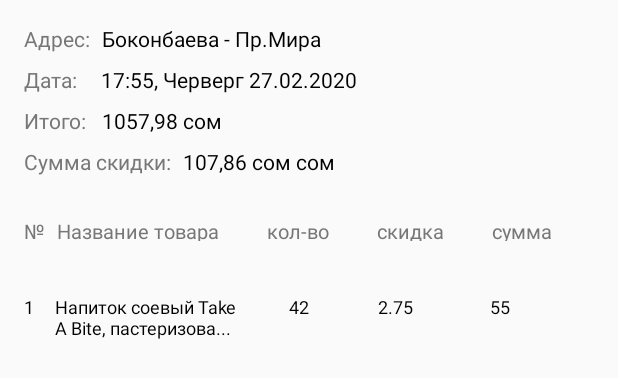
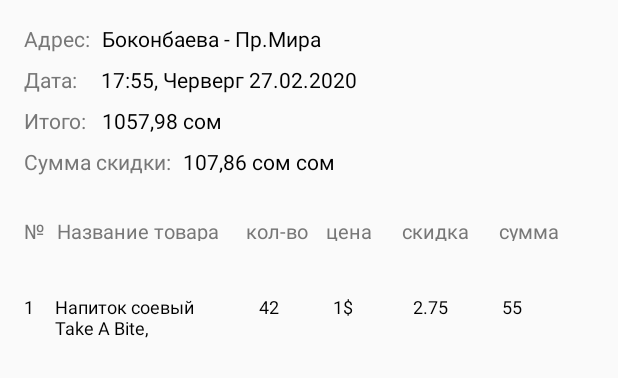
Before and after one commit to md-malikovich/MyFirstKotlinApp, an Android app: the layout activity_third.xml on its own in the app's theme, with its tools: preview values and no code run, on a phone screen of 412 x 824 dp. Shown: the top 378 px of the screen. Run offline under Robolectric (Android 15) with nearby library versions, the phone set to English and light mode, and no system bars.

Commit message:
RecyclerView almost done

```diff
--- a/app/build.gradle
+++ b/app/build.gradle
@@ -31,6 +31,6 @@ dependencies {
     implementation 'androidx.constraintlayout:constraintlayout:1.1.3'
     testImplementation 'junit:junit:4.12'
     androidTestImplementation 'androidx.test.ext:junit:1.1.1'
-
     implementation 'androidx.recyclerview:recyclerview:1.1.0'
+    implementation 'com.android.support:recyclerview-v7:29.1.0'
 }
--- a/app/src/main/java/com/e/myfirstkotlinapp/model/MockModel.kt
+++ b/app/src/main/java/com/e/myfirstkotlinapp/model/MockModel.kt
@@ -3,7 +3,9 @@ package com.e.myfirstkotlinapp.model
 import java.util.*
 
 data class MockModel(
-    val storeName: String,
+    val storeAddress: String,
     val date: Date,
+    val total: Double,
+    val discount: Double,
     val list: List<Purchases>
 )
--- a/app/src/main/java/com/e/myfirstkotlinapp/model/Purchases.kt
+++ b/app/src/main/java/com/e/myfirstkotlinapp/model/Purchases.kt
@@ -4,6 +4,7 @@ data class Purchases(
     val number: Int,
     val purchasesName: String,
     val price: Double,
+    val quantity: Int,
     val discount: Double,
     val result: Double = price - discount
 )
--- a/app/src/main/res/layout/activity_third.xml
+++ b/app/src/main/res/layout/activity_third.xml
@@ -130,9 +130,18 @@
         <TextView
             android:id="@+id/tv_quantity"
             android:layout_width="wrap_content"
+            android:layout_height="match_parent"
+            android:layout_marginStart="18dp"
+            android:text="кол-во"
+            android:textColor="@color/colorGrey"
+            android:textSize="13dp" />
+
+        <TextView
+            android:id="@+id/tv_price"
+            android:layout_width="wrap_content"
             android:layout_height="wrap_content"
-            android:layout_marginStart="32dp"
-            android:text="кол-во"
+            android:layout_marginStart="12dp"
+            android:text="цена"
             android:textColor="@color/colorGrey"
             android:textSize="13dp" />
 
@@ -140,7 +149,7 @@
             android:id="@+id/tv_discountAmount"
             android:layout_width="wrap_content"
             android:layout_height="wrap_content"
-            android:layout_marginStart="32dp"
+            android:layout_marginStart="20dp"
             android:text="скидка"
             android:textColor="@color/colorGrey"
             android:textSize="13dp" />
@@ -149,7 +158,7 @@
             android:id="@+id/tv_sum"
             android:layout_width="wrap_content"
             android:layout_height="wrap_content"
-            android:layout_marginStart="32dp"
+            android:layout_marginStart="20dp"
             android:text="сумма"
             android:textColor="@color/colorGrey"
             android:textSize="13dp" />
@@ -157,7 +166,7 @@
     </LinearLayout>
 
     <androidx.recyclerview.widget.RecyclerView
-        android:id="@+id/recycler_view"
+        android:id="@+id/recyclerView"
         android:layout_width="390dp"
         android:layout_height="wrap_content"
         android:layout_marginStart="8dp"
@@ -166,6 +175,6 @@
         android:orientation="vertical"
         app:layoutManager="androidx.recyclerview.widget.LinearLayoutManager"
         app:layout_constraintTop_toBottomOf="@+id/layout_linear"
-        tools:listitem="@layout/item_third_layout" />
+        tools:listitem="@layout/item_third_layout"/>
 
 </LinearLayout>
--- a/app/src/main/res/layout/item_third_layout.xml
+++ b/app/src/main/res/layout/item_third_layout.xml
@@ -8,6 +8,7 @@
     tools:context=".ui.ThirdActivity">
 
     <TextView
+        android:id="@+id/tv_item_number"
         android:layout_width="wrap_content"
         android:layout_height="wrap_content"
         android:textColor="@color/colorBlack"
@@ -15,7 +16,8 @@
         android:textSize="12dp"/>
 
     <TextView
-        android:layout_width="124dp"
+        android:id="@+id/tv_item_purchaseName"
+        android:layout_width="112dp"
         android:layout_height="30dp"
         android:textColor="@color/colorBlack"
         android:text="Напиток соевый Take A Bite, пастеризова..."
@@ -25,27 +27,39 @@
         android:textSize="12dp"/>
 
     <TextView
+        android:id="@+id/tv_item_purchaseQuantity"
         android:layout_width="wrap_content"
         android:layout_height="wrap_content"
         android:textColor="@color/colorBlack"
         android:text="42"
-        android:layout_marginStart="32dp"
+        android:layout_marginStart="24dp"
         android:textSize="12dp"/>
 
     <TextView
+        android:id="@+id/tv_item_purchasePrice"
+        android:layout_width="wrap_content"
+        android:layout_height="wrap_content"
+        android:textColor="@color/colorBlack"
+        android:text="1$"
+        android:layout_marginStart="36dp"
+        android:textSize="12dp"/>
+
+    <TextView
+        android:id="@+id/tv_item_purchaseDiscount"
         android:layout_width="wrap_content"
         android:layout_height="wrap_content"
         android:textColor="@color/colorBlack"
         android:text="2.75"
-        android:layout_marginStart="46dp"
+        android:layout_marginStart="40dp"
         android:textSize="12dp"/>
 
     <TextView
+        android:id="@+id/tv_item_purchaseResult"
         android:layout_width="wrap_content"
         android:layout_height="wrap_content"
         android:textColor="@color/colorBlack"
         android:text="55"
-        android:layout_marginStart="51dp"
+        android:layout_marginStart="36dp"
         android:textSize="12dp"/>
 
 </LinearLayout>
```
Also changed, not shown: app/src/main/java/com/e/myfirstkotlinapp/ui/ThirdActivity.kt (+26 -0 lines), app/src/main/java/com/e/myfirstkotlinapp/ui/recycler/Adapter.kt (added, +42 -0 lines).
